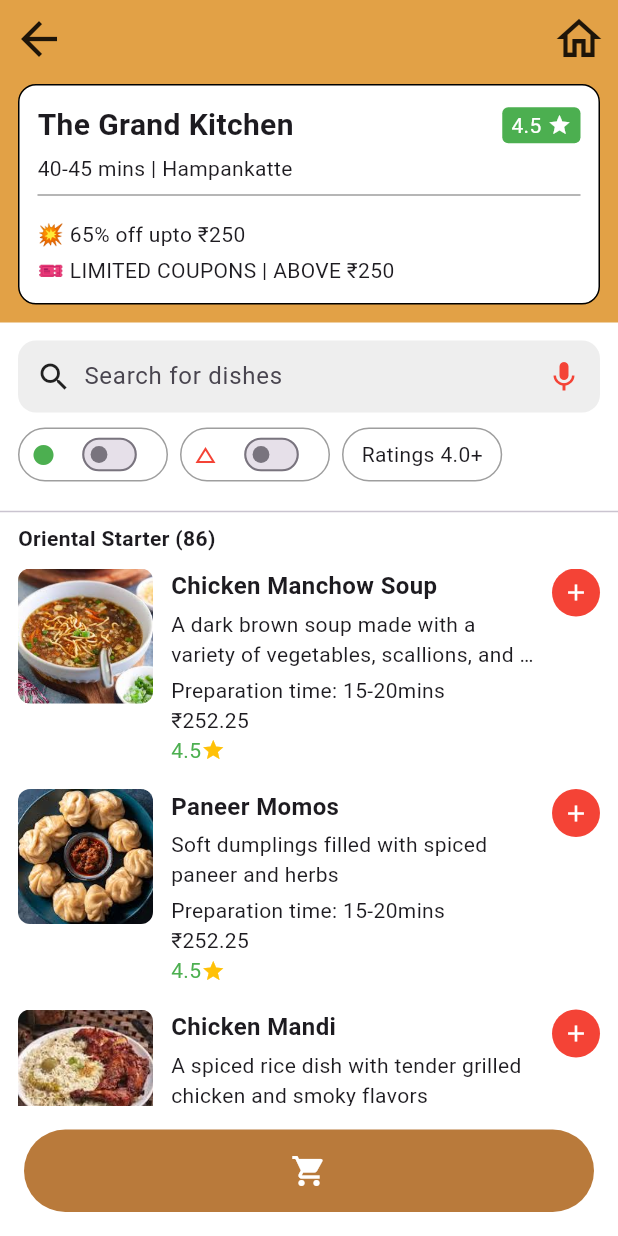
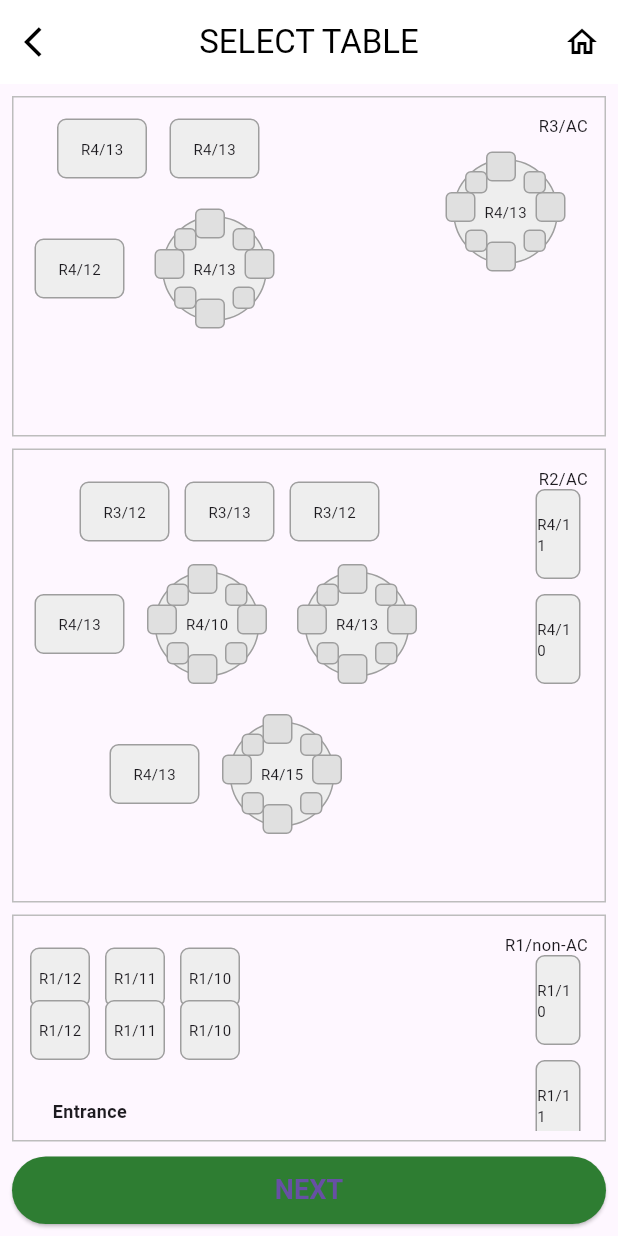
Before and after one commit to dhanyashreealva/flutterbloc, a Flutter app: the screen it shows after launch, on a phone screen of 412 x 824 dp. Run offline on Flutter 3.47's test engine with Material 3 defaults, Android fonts, the phone set to English and light mode, and no system bars; our stand-ins replace equatable, flutter_bloc.

Commit message:
selection

```diff
--- a/my_app/lib/main.dart
+++ b/my_app/lib/main.dart
@@ -15,6 +15,7 @@ import 'reservation_confirmation_event.dart';
 import 'restaurant_booking_page.dart';
 import 'payment_bloc.dart';
 //import 'menuPage.dart';
+import 'tableselection.dart';
 
 void main() => runApp(MyApp());
 
@@ -37,7 +38,7 @@ class MyApp extends StatelessWidget {
         title: 'Reservation Confirmation',
         debugShowCheckedModeBanner: false,
         theme: ThemeData(primarySwatch: Colors.green),
-        home:CartLikeScreen(),
+        home:SelectTableScreen(),
         routes: {
           '/confirmation': (context) => ReservationConfirmationPage(),
           '/booking': (context) => RestaurantBookingPage(),
@@ -46,6 +47,7 @@ class MyApp extends StatelessWidget {
           '/cart': (context) => CartPage(),
           '/cartItems': (context) => CartItemsPage(),
           '/MenuPage':(context)=>CartLikeScreen(),
+          '/Tableselection':(context)=>SelectTableScreen(),
         },
       ),
     );
--- a/my_app/lib/restaurant_booking_page.dart
+++ b/my_app/lib/restaurant_booking_page.dart
@@ -64,6 +64,7 @@ class RestaurantBookingPage extends StatelessWidget {
                                   value: state.partySize.isNotEmpty ? state.partySize : null,
                                   underline: const SizedBox(),
                                   hint: const Text("party"),
+                                   alignment: Alignment.center,
                                   items: partySizes.map((size) {
                                     return DropdownMenuItem(
                                       value: size,
@@ -92,6 +93,7 @@ class RestaurantBookingPage extends StatelessWidget {
                                   value: state.date.isNotEmpty ? state.date : null,
                                   underline: const SizedBox(),
                                   hint: const Text("day"),
+                                   alignment: Alignment.center,
                                   items: dates.map((date) {
                                     return DropdownMenuItem(
                                       value: date,
@@ -120,6 +122,7 @@ class RestaurantBookingPage extends StatelessWidget {
                                   value: state.time.isNotEmpty ? state.time : null,
                                   underline: const SizedBox(),
                                   hint: const Text("time"),
+                                   alignment: Alignment.center,
                                   items: times.map((time) {
                                     return DropdownMenuItem(
                                       value: time,
--- /dev/null
+++ b/my_app/lib/tableselection.dart
@@ -0,0 +1,305 @@
+import 'package:flutter/material.dart';
+
+void main() {
+  runApp(MaterialApp(home: SelectTableScreen()));
+}
+
+class SelectTableScreen extends StatelessWidget {
+  @override
+  Widget build(BuildContext context) {
+    // Custom table widget
+    Widget tableBox(String label,
+        {double width = 60, double height = 40, double borderRadius = 6}) {
+      return Container(
+        width: width,
+        height: height,
+        decoration: BoxDecoration(
+          color: Colors.grey.shade200,
+          borderRadius: BorderRadius.circular(borderRadius),
+          border: Border.all(color: Colors.grey.shade500),
+        ),
+        alignment: Alignment.center,
+        child: Text(label, style: TextStyle(fontSize: 10)),
+      );
+    }
+     Widget chairBox({double size = 20}) {
+      return Container(
+        width: size,
+        height: size,
+        decoration: BoxDecoration(
+          color: Colors.grey.shade300,
+          borderRadius: BorderRadius.circular(4),
+          border: Border.all(color: Colors.grey.shade500),
+        ),
+      );
+    }
+
+
+    // Round table with chairs around it
+    Widget roundTable(String label) {
+      return SizedBox(
+        width: 90,
+        height: 90,
+        child: Stack(
+          alignment: Alignment.center,
+          children: [
+            Container(
+              width: 70,
+              height: 70,
+              decoration: BoxDecoration(
+                color: Colors.grey.shade200,
+                shape: BoxShape.circle,
+                border: Border.all(color: Colors.grey.shade500),
+              ),
+              alignment: Alignment.center,
+              child: Text(label, style: TextStyle(fontSize: 10)),
+            ),
+            // Chairs positions
+            Positioned(top: 5, left: 32, child: chairBox()),
+            Positioned(bottom: 5, left: 32, child: chairBox()),
+            Positioned(left: 5, top: 32, child: chairBox()),
+            Positioned(right: 5, top: 32, child: chairBox()),
+            Positioned(top: 18, right: 18, child: chairBox(size: 15)),
+            Positioned(top: 18, left: 18, child: chairBox(size: 15)),
+            Positioned(bottom: 18, right: 18, child: chairBox(size: 15)),
+            Positioned(bottom: 18, left: 18, child: chairBox(size: 15)),
+          ],
+        ),
+      );
+    }
+
+    // Chair widget
+
+    return Scaffold(
+      appBar: AppBar(
+        title: const Text('SELECT TABLE'),
+        centerTitle: true,
+        backgroundColor: Colors.white,
+        foregroundColor: Colors.black,
+        elevation: 0,
+        leading: IconButton(
+          icon: Icon(Icons.arrow_back_ios, color: Colors.black),
+          onPressed: () {
+            Navigator.of(context).pop();
+          },
+        ),
+        actions: [
+          IconButton(
+            icon: Icon(Icons.home_outlined, color: Colors.black),
+            onPressed: () {
+              // TODO: Implement home navigation if needed
+              print("Home pressed");
+            },
+          ),
+        ],
+      ),
+      body: Padding(
+        padding: const EdgeInsets.symmetric(horizontal: 8, vertical: 8),
+        child: Column(
+          children: [
+            // R3/AC area
+            Expanded(
+              flex: 3,
+              child: Container(
+                padding: EdgeInsets.all(6),
+                decoration: BoxDecoration(
+                    border: Border.all(color: Colors.grey.shade400)),
+                child: Stack(
+                  children: [
+                    // Tables in grid style top left
+                    Positioned(
+                      top: 8,
+                      left: 8,
+                      child: Column(
+                        children: [
+                          Row(
+                            children: [
+                              tableBox('R4/13'),
+                              SizedBox(width: 15),
+                              tableBox('R4/13'),
+                            ],
+                          ),
+                          SizedBox(height: 15),
+                          Row(
+                            children: [
+                              tableBox('R4/12'),
+                              SizedBox(width: 15),
+                              roundTable('R4/13'),
+                            ],
+                          ),
+                        ],
+                      ),
+                    ),
+                    // Big round table top right
+                    Positioned(
+                      top: 25,
+                      right: 15,
+                      child: roundTable('R4/13'),
+                    ),
+                    Positioned(
+                      top: 5,
+                      right: 5,
+                      child: Text('R3/AC', style: TextStyle(fontSize: 11)),
+                    ),
+                  ],
+                ),
+              ),
+            ),
+            SizedBox(height: 8),
+
+            // R2/AC area
+            Expanded(
+              flex: 4,
+              child: Container(
+                padding: EdgeInsets.all(6),
+                decoration: BoxDecoration(
+                    border: Border.all(color: Colors.grey.shade400)),
+                child: Stack(
+                  children: [
+                    Positioned(
+                      top: 15,
+                      left: 8,
+                      child: Column(
+                        children: [
+                          Row(
+                            children: [
+                              tableBox('R3/12'),
+                              SizedBox(width: 10),
+                              tableBox('R3/13'),
+                              SizedBox(width: 10),
+                              tableBox('R3/12'),
+                            ],
+                          ),
+                          SizedBox(height: 10),
+                          Row(
+                            children: [
+                              tableBox('R4/13'),
+                              SizedBox(width: 10),
+                              roundTable('R4/10'),
+                              SizedBox(width: 10),
+                              roundTable('R4/13'),
+                            ],
+                          ),
+                          SizedBox(height: 10),
+                          Row(
+                            children: [
+                              tableBox('R4/13'),
+                              SizedBox(width: 10),
+                              roundTable('R4/15'),
+                            ],
+                          ),
+                        ],
+                      ),
+                    ),
+                    Positioned(
+                      right: 10,
+                      top: 20,
+                      child: Column(
+                        children: [
+                          tableBox('R4/11', width: 30, height: 60),
+                          SizedBox(height: 10),
+                          tableBox('R4/10', width: 30, height: 60),
+                        ],
+                      ),
+                    ),
+                    Positioned(
+                      top: 5,
+                      right: 5,
+                      child: Text('R2/AC', style: TextStyle(fontSize: 11)),
+                    ),
+                  ],
+                ),
+              ),
+            ),
+            SizedBox(height: 8),
+
+            // R1/non-AC area
+            Expanded(
+              flex: 2,
+              child: Container(
+                padding: EdgeInsets.all(6),
+                decoration: BoxDecoration(
+                    border: Border.all(color: Colors.grey.shade400)),
+                child: Stack(
+                  children: [
+                    Positioned(
+                      top: 15,
+                      left: 5,
+                      child: Row(
+                        children: [
+                          tableBox('R1/12', width: 40, height: 40),
+                          SizedBox(width: 10),
+                          tableBox('R1/11', width: 40, height: 40),
+                          SizedBox(width: 10),
+                          tableBox('R1/10', width: 40, height: 40),
+                        ],
+                      ),
+                    ),
+                    Positioned(
+                      top: 50,
+                      left: 5,
+                      child: Row(
+                        children: [
+                          tableBox('R1/12', width: 40, height: 40),
+                          SizedBox(width: 10),
+                          tableBox('R1/11', width: 40, height: 40),
+                          SizedBox(width: 10),
+                          tableBox('R1/10', width: 40, height: 40),
+                        ],
+                      ),
+                    ),
+                    Positioned(
+                      top: 20,
+                      right: 10,
+                      child: Column(
+                        children: [
+                          tableBox('R1/10', width: 30, height: 60),
+                          SizedBox(height: 10),
+                          tableBox('R1/11', width: 30, height: 60),
+                          SizedBox(height: 10),
+                          tableBox('R1/12', width: 30, height: 60),
+                        ],
+                      ),
+                    ),
+                    Positioned(
+                      bottom: 5,
+                      left: 20,
+                      child: Text(
+                        'Entrance',
+                        style:
+                            TextStyle(fontWeight: FontWeight.bold, fontSize: 12),
+                      ),
+                    ),
+                    Positioned(
+                      top: 5,
+                      right: 5,
+                      child: Text('R1/non-AC', style: TextStyle(fontSize: 11)),
+                    ),
+                  ],
+                ),
+              ),
+            ),
+
+            SizedBox(height: 10),
+
+            // Next button
+            SizedBox(
+              width: double.infinity,
+              height: 45,
+              child: ElevatedButton(
+                onPressed: () {
+                  print("Next button pressed");
+                },
+                child: Text(
+                  'NEXT',
+                  style: TextStyle(fontSize: 18, fontWeight: FontWeight.bold),
+                ),
+                style: ElevatedButton.styleFrom(backgroundColor: Colors.green[800]),
+              ),
+            ),
+          ],
+        ),
+      ),
+    );
+  }
+}
--- /dev/null
+++ b/my_app/lib/widgets/CustomTableimagewidget.dart
@@ -0,0 +1,49 @@
+class CustomTableImageWidget extends StatelessWidget {
+  final String label;
+  final String imagePath;
+  final double width;
+  final double height;
+  final VoidCallback? onTap;
+
+  const CustomTableImageWidget({
+    Key? key,
+    required this.label,
+    required this.imagePath,
+    this.width = 60,
+    this.height = 60,
+    this.onTap,
+  }) : super(key: key);
+
+  @override
+  Widget build(BuildContext context) {
+    return GestureDetector(
+      onTap: onTap,
+      child: Stack(
+        alignment: Alignment.center,
+        children: [
+          Image.asset(
+            imagePath,
+            width: width,
+            height: height,
+            fit: BoxFit.contain,
+          ),
+          Text(
+            label,
+            style: TextStyle(
+              fontSize: 12,
+              fontWeight: FontWeight.bold,
+              color: Colors.black,
+              shadows: [
+                Shadow(
+                  blurRadius: 2,
+                  color: Colors.white,
+                  offset: Offset(1, 1),
+                )
+              ],
+            ),
+          ),
+        ],
+      ),
+    );
+  }
+}
--- a/my_app/lib/widgets/time_slot_widget.dart
+++ /dev/null
@@ -1,33 +0,0 @@
-import 'package:flutter/material.dart';
-
-class TimeSlotWidget extends StatelessWidget {
-  final String time;
-  final String selected;
-  final VoidCallback onTap;
-
-  const TimeSlotWidget({required this.time, required this.selected, required this.onTap});
-
-  @override
-  Widget build(BuildContext context) {
-    final bool isSelected = time == selected;
-
-    return GestureDetector(
-      onTap: onTap,
-      child: Container(
-        margin: const EdgeInsets.all(5),
-        padding: const EdgeInsets.symmetric(vertical: 10, horizontal: 20),
-        decoration: BoxDecoration(
-          color: isSelected ? Colors.black : Colors.white,
-          border: Border.all(color: Colors.black),
-          borderRadius: BorderRadius.circular(10),
-        ),
-        child: Text(
-          time,
-          style: TextStyle(
-            color: isSelected ? Colors.white : Colors.black,
-          ),
-        ),
-      ),
-    );
-  }
-}
```
